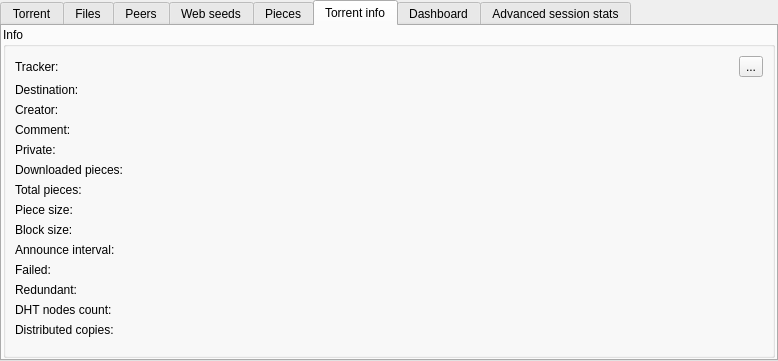
Before: the Qt Designer form src/plugins/bittorrent/torrenttabwidget.ui in 0xd34df00d/leechcraft, drawn with Qt 5.
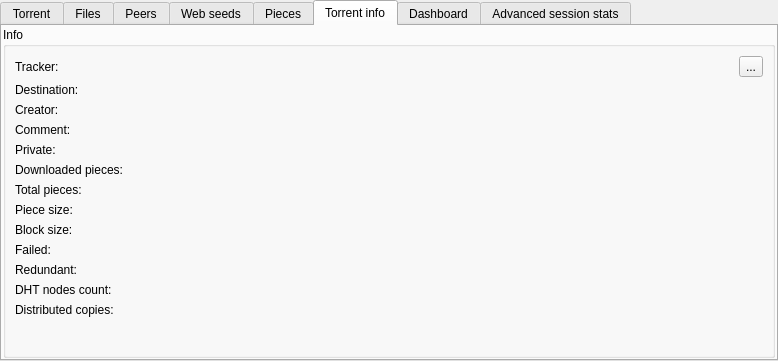
After: the same form once the commit is applied. The open tabs and pages were chosen to show the change. Custom widgets are drawn as their Qt base class.

Commit message: [BT] Remove the announce interval from the torrent tab widget

The edit to the form file:
```diff
--- a/src/plugins/bittorrent/torrenttabwidget.ui
+++ b/src/plugins/bittorrent/torrenttabwidget.ui
@@ -1197,69 +1197,55 @@
         </widget>
        </item>
        <item row="9" column="0">
-        <widget class="QLabel" name="label_9">
-         <property name="text">
-          <string>Announce interval:</string>
-         </property>
-        </widget>
-       </item>
-       <item row="9" column="1">
-        <widget class="QLabel" name="LabelAnnounceInterval_">
-         <property name="text">
-          <string/>
-         </property>
-        </widget>
-       </item>
-       <item row="10" column="0">
         <widget class="QLabel" name="label_11">
          <property name="text">
           <string>Failed:</string>
          </property>
         </widget>
        </item>
-       <item row="10" column="1">
+       <item row="9" column="1">
         <widget class="QLabel" name="LabelFailed_">
          <property name="text">
           <string/>
          </property>
         </widget>
        </item>
-       <item row="11" column="0">
+       <item row="10" column="0">
         <widget class="QLabel" name="label_78">
          <property name="text">
           <string>Redundant:</string>
          </property>
         </widget>
        </item>
-       <item row="11" column="1">
+       <item row="10" column="1">
         <widget class="QLabel" name="LabelRedundantData_">
          <property name="text">
           <string/>
          </property>
         </widget>
        </item>
-       <item row="12" column="0">
+       <item row="11" column="0">
         <widget class="QLabel" name="label_6">
          <property name="text">
           <string>DHT nodes count:</string>
          </property>
         </widget>
        </item>
-       <item row="12" column="1">
+       <item row="11" column="1">
         <widget class="QLabel" name="LabelDHTNodesCount_">
          <property name="text">
           <string/>
          </property>
         </widget>
        </item>
-       <item row="13" column="0">
+       <item row="12" column="0">
         <widget class="QLabel" name="label_40">
          <property name="text">
           <string>Distributed copies:</string>
          </property>
         </widget>
        </item>
-       <item row="13" column="1">
+       <item row="12" column="1">
         <widget class="QLabel" name="LabelDistributedCopies_">
          <property name="text">
           <string/>
```
The commit also changes 1 other file.
